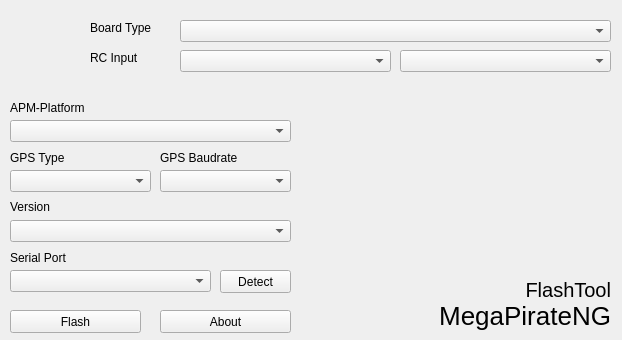
The window that client-side/mainwindow.ui (MegaPirateNG/FlashTool) describes before a commit, drawn with Qt 5.
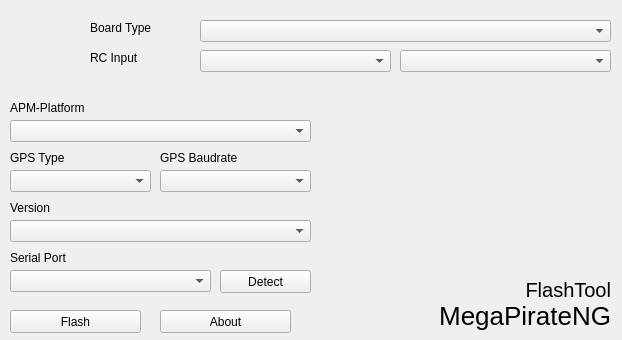
The same window after the commit. Icons and pictures are not drawn.

Commit message: Russian translation added, little adjusted GUI controls

Diff of the .ui file:
```diff
--- a/client-side/mainwindow.ui
+++ b/client-side/mainwindow.ui
@@ -58,9 +58,9 @@
    <widget class="QComboBox" name="cmbBoardType">
     <property name="geometry">
      <rect>
-      <x>180</x>
+      <x>200</x>
       <y>20</y>
-      <width>431</width>
+      <width>411</width>
       <height>22</height>
      </rect>
     </property>
@@ -70,7 +70,7 @@
      <rect>
       <x>90</x>
       <y>20</y>
-      <width>71</width>
+      <width>101</width>
       <height>16</height>
      </rect>
     </property>
@@ -83,7 +83,7 @@
      <rect>
       <x>90</x>
       <y>50</y>
-      <width>71</width>
+      <width>101</width>
       <height>16</height>
      </rect>
     </property>
@@ -94,9 +94,9 @@
    <widget class="QComboBox" name="cmbRCType">
     <property name="geometry">
      <rect>
-      <x>180</x>
+      <x>200</x>
       <y>50</y>
-      <width>211</width>
+      <width>191</width>
       <height>22</height>
      </rect>
     </property>
@@ -123,7 +123,7 @@
      <rect>
       <x>10</x>
       <y>120</y>
-      <width>281</width>
+      <width>301</width>
       <height>22</height>
      </rect>
     </property>
@@ -133,7 +133,7 @@
      <rect>
       <x>10</x>
       <y>100</y>
-      <width>171</width>
+      <width>301</width>
       <height>16</height>
      </rect>
     </property>
@@ -146,7 +146,7 @@
      <rect>
       <x>10</x>
       <y>250</y>
-      <width>101</width>
+      <width>281</width>
       <height>16</height>
      </rect>
     </property>
@@ -201,8 +201,8 @@
      <rect>
       <x>10</x>
       <y>200</y>
-      <width>46</width>
-      <height>13</height>
+      <width>271</width>
+      <height>16</height>
      </rect>
     </property>
     <property name="text">
@@ -214,7 +214,7 @@
      <rect>
       <x>10</x>
       <y>220</y>
-      <width>281</width>
+      <width>301</width>
       <height>22</height>
      </rect>
     </property>
@@ -224,7 +224,7 @@
      <rect>
       <x>220</x>
       <y>270</y>
-      <width>71</width>
+      <width>91</width>
       <height>23</height>
      </rect>
     </property>
@@ -270,7 +270,7 @@
      <rect>
       <x>160</x>
       <y>170</y>
-      <width>131</width>
+      <width>151</width>
       <height>22</height>
      </rect>
     </property>
```
The commit also changes 5 other files.
